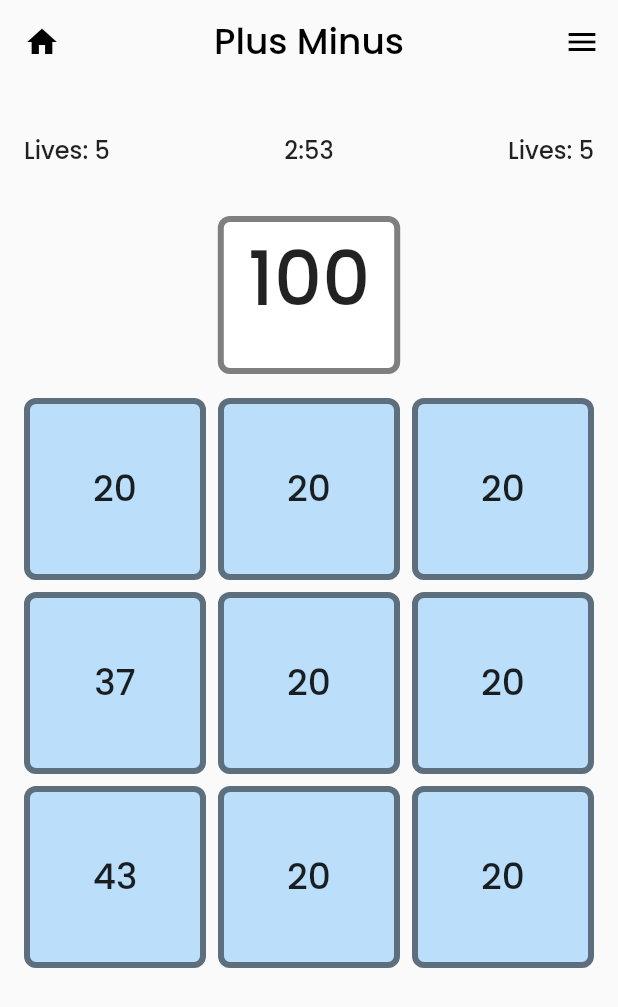
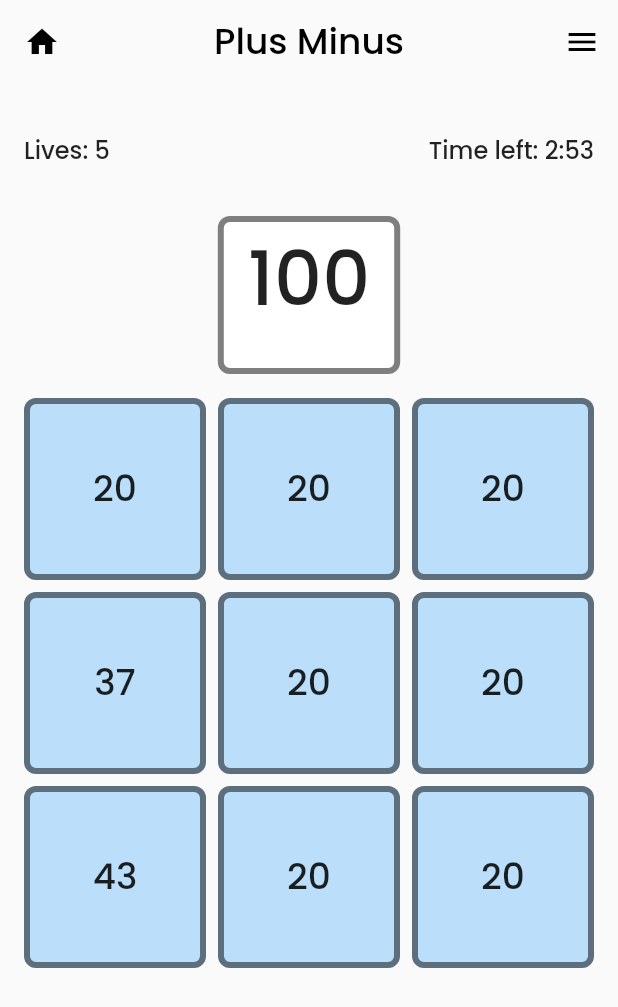
Before and after one commit to TheTarius26/cannacal, a Flutter app: the screen it shows after launch, on a phone screen of 412 x 824 dp. Shown: the top 1007 px of the screen. Run offline on Flutter 3.47's test engine with Material 2 defaults, Android fonts, the light colour scheme and no system bars; our stand-ins replace get, google_fonts.

Commit message:
add time left text

```diff
--- a/lib/app/modules/game/views/game_view.dart
+++ b/lib/app/modules/game/views/game_view.dart
@@ -106,11 +106,7 @@ class GameView extends GetView<GameController> {
                 style: textStyle,
               ),
               Text(
-                '${timer ~/ 60}:${timer % 60}',
-                style: textStyle,
-              ),
-              Text(
-                'Lives: ${controller.lives.value}',
+                'Time left: ${timer ~/ 60}:${timer % 60}',
                 style: textStyle,
               ),
             ],
```
